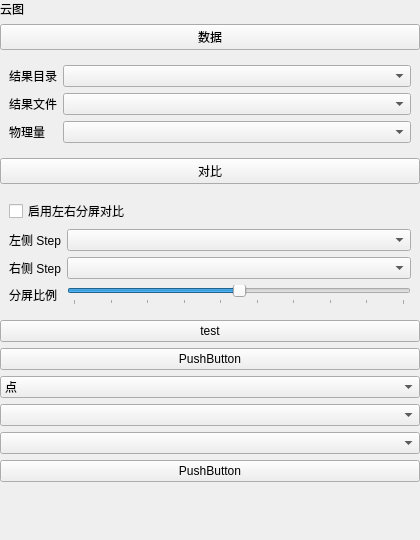
Above: plugins/Base_PostProcessing/NephogramSettingWidget.ui from asd977/base_cae before the change. Below: the same form after it.
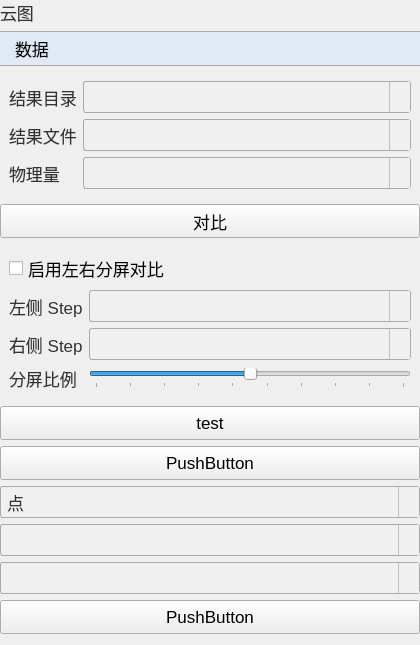
That is the form after the change. Icons and pictures are not drawn.

Commit message: style: switch custom control arrows from png to svg

```diff
--- a/plugins/Base_PostProcessing/NephogramSettingWidget.ui
+++ b/plugins/Base_PostProcessing/NephogramSettingWidget.ui
@@ -9,7 +9,105 @@
     <width>420</width>
     <height>540</height>
    </rect>
+  </property>  <property name="styleSheet">
+   <string notr="true">QWidget{
+font-family: &quot;Microsoft YaHei&quot;, &quot;微软雅黑&quot;;
+}
+QPushButton {
+    font-size: 17px;
+    min-height: 32px;
+}
+QPushButton#pushButton {
+    background-color: rgb(224, 233, 244);
+    border-width: 1px;
+    border-color: rgb(121, 121, 121);
+    border-style: solid;
+    min-height: 33px;
+    border-top: 1px solid rgb(169, 169, 169);
+    border-bottom: 1px solid rgb(169, 169, 169);
+    border-left: none;
+    border-right: none;
+    text-align: left;
+    padding-left: 15px;
+    font-size: 17px;
+}
+QLabel {
+    font-size: 17px;
+    color: rgb(51, 51, 51);
+}
+QLabel#pageNameLabel {
+    font-size: 20px;
+    padding-left: 9px;
+    color: rgb(53, 103, 147);
+}
+QLineEdit, QTextEdit, QPlainTextEdit, QSpinBox, QDoubleSpinBox, QDateTimeEdit {
+    border: 1px solid rgb(200, 200, 200);
+    border-radius: 2px;
+    font-size: 17px;
+    min-height: 30px;
+}
+QLineEdit:focus, QTextEdit:focus, QPlainTextEdit:focus,
+QSpinBox:focus, QDoubleSpinBox:focus, QDateTimeEdit:focus {
+    border-color: rgb(100, 100, 255);
+    outline: none;
+}
+QComboBox {
+    font-size: 17px;
+    color: rgb(51, 51, 51);
+    padding-left: 6px;
+    background: rgb(240, 240, 240);
+    border: 1px solid rgb(169, 169, 169);
+    border-radius: 3px;
+    min-height: 30px;
+}
+QComboBox::drop-down {
+    subcontrol-origin: padding;
+    subcontrol-position: top right;
+    width: 20px;
+    background: rgb(240, 240, 240);
+    border-left: 1px solid rgb(190, 190, 190);
+}
+QComboBox::down-arrow {
+    image: url(:/resources/arrow_down_drawn.svg);
+    width: 12px;
+    height: 12px;
+}
+QSpinBox::up-button, QDoubleSpinBox::up-button {
+    subcontrol-origin: border;
+    subcontrol-position: top right;
+    width: 18px;
+    border-left: 1px solid rgb(190, 190, 190);
+    border-bottom: 1px solid rgb(210, 210, 210);
+    background: rgb(240, 240, 240);
+}
+QSpinBox::down-button, QDoubleSpinBox::down-button {
+    subcontrol-origin: border;
+    subcontrol-position: bottom right;
+    width: 18px;
+    border-left: 1px solid rgb(190, 190, 190);
+    background: rgb(240, 240, 240);
+}
+QSpinBox::up-arrow, QDoubleSpinBox::up-arrow {
+    image: url(:/resources/arrow_up_drawn.svg);
+    width: 10px;
+    height: 10px;
+}
+QSpinBox::down-arrow, QDoubleSpinBox::down-arrow {
+    image: url(:/resources/arrow_down_drawn.svg);
+    width: 10px;
+    height: 10px;
+}
+QRadioButton, QCheckBox, QGroupBox {
+    font-size: 17px;
+}
+QTableWidget, QTreeWidget, QListWidget {
+    font-size: 16px;
+    gridline-color: rgb(210, 210, 210);
+}
+
+</string>
   </property>
+
   <layout class="QVBoxLayout" name="verticalLayout" stretch="0,0,0,0,0,0,0,0,0,0,0,1">
    <property name="leftMargin">
     <number>0</number>
```
The commit also changes 45 other files.
